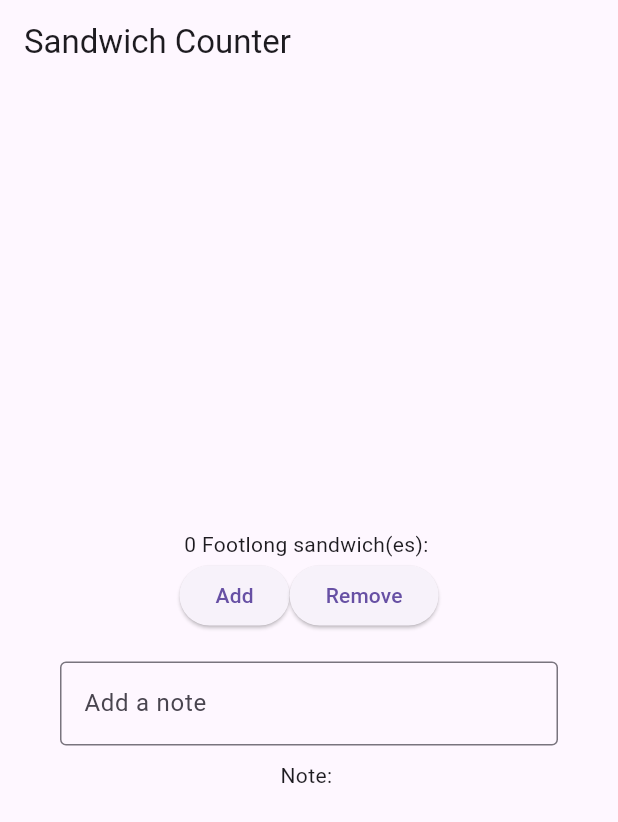
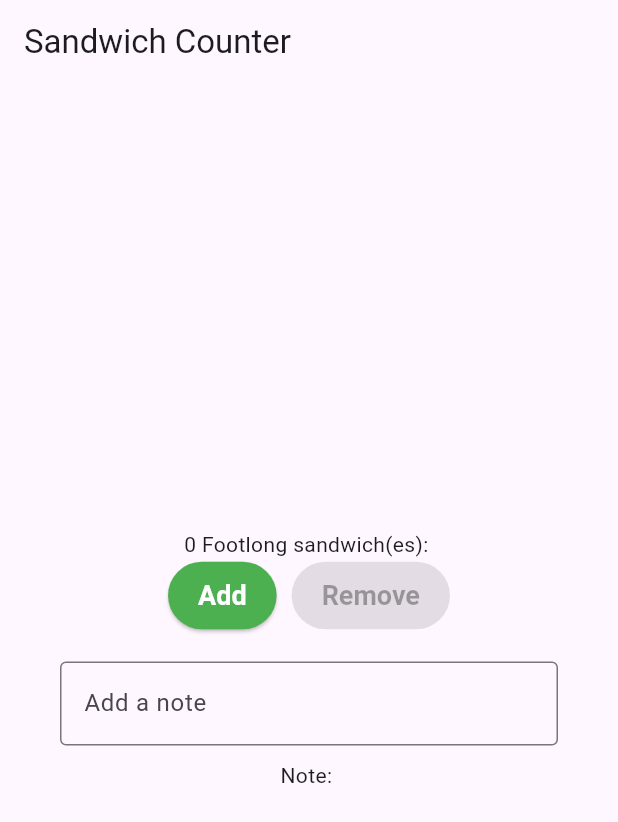
Before and after one commit to Zahoor-Khan1/flutter_application_1, a Flutter app: the screen it shows after launch, on a phone screen of 412 x 824 dp. Shown: the top 822 px of the screen. Run offline on Flutter 3.47's test engine with Material 3 defaults, Android fonts, the phone set to English and light mode, and no system bars.

Commit message:
disabled buttons at the quantity limits

```diff
--- a/lib/main.dart
+++ b/lib/main.dart
@@ -11,7 +11,7 @@ class App extends StatelessWidget {
   Widget build(BuildContext context) {
     return const MaterialApp(
       title: 'Sandwich Shop App',
-home:OrderScreen(maxQuantity:5),
+      home: OrderScreen(maxQuantity: 5),
     );
   }
 }
@@ -29,7 +29,7 @@ class OrderScreen extends StatefulWidget {
 
 class _OrderScreenState extends State<OrderScreen> {
   int _quantity = 0;
-  String _note ='';
+  String _note = '';
   void _increaseQuantity() {
     if (_quantity < widget.maxQuantity) {
       setState(() => _quantity++);
@@ -39,9 +39,9 @@ class _OrderScreenState extends State<OrderScreen> {
   void _decreaseQuantity() {
     if (_quantity > 0) {
       setState(() => _quantity--);
-
     }
   }
+
   @override
   Widget build(BuildContext context) {
     return Scaffold(
@@ -60,15 +60,27 @@ void _decreaseQuantity() {
               mainAxisAlignment: MainAxisAlignment.center,
               children: [
                 ElevatedButton(
-  onPressed: _increaseQuantity,
+onPressed: _quantity < widget.maxQuantity ? _increaseQuantity : null,
+  style: ElevatedButton.styleFrom(
+    backgroundColor: Colors.green,   // background colour
+    foregroundColor: Colors.white,   // text colour
+    padding: const EdgeInsets.symmetric(horizontal: 20, vertical: 12),
+    textStyle: const TextStyle(fontSize: 18, fontWeight: FontWeight.bold),
+  ),
   child: const Text('Add'),
 ),
+SizedBox(width: 10), // space between buttons
 ElevatedButton(
-  onPressed: _decreaseQuantity,
+onPressed: _quantity > 0 ? _decreaseQuantity : null,
+  style: ElevatedButton.styleFrom(
+    backgroundColor: Colors.red,
+    foregroundColor: Colors.white,
+    padding: const EdgeInsets.symmetric(horizontal: 20, vertical: 12),
+    textStyle: const TextStyle(fontSize: 18, fontWeight: FontWeight.bold),
+  ),
   child: const Text('Remove'),
+),
 
-),
-const SizedBox(height: 20),
               ],
             ),
             const SizedBox(height: 20),
@@ -88,14 +100,12 @@ Padding(
             ),
             const SizedBox(height: 10),
             Text('Note: $_note'),
-
           ],
         ),
       ),
     );
   }
 }
-
 
 class OrderItemDisplay extends StatelessWidget {
   final int quantity;
```
Lines whose indentation alone changed are shown as unchanged.
